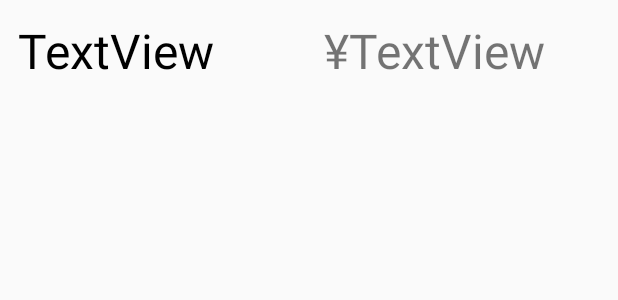
After one commit to okoeee/android-subscription, an Android app: the layout list_item_layout.xml on its own in the app's theme, with its tools: preview values and no code run, on a phone screen of 412 x 824 dp. The commit adds this screen. Shown: the top 300 px of the screen. Run offline under Robolectric (Android 15) with nearby library versions, the phone set to English and light mode, and no system bars.

Commit message:
データ入力からのlistView表示、データの編集まで

```diff
--- a/app/src/main/res/layout/content_main.xml
+++ b/app/src/main/res/layout/content_main.xml
@@ -15,5 +15,6 @@
         app:layout_constraintBottom_toBottomOf="parent"
         app:layout_constraintLeft_toLeftOf="parent"
         app:layout_constraintRight_toRightOf="parent"
-        app:layout_constraintTop_toTopOf="parent" />
+        app:layout_constraintTop_toTopOf="parent"
+        tools:listitem="@layout/list_item_layout" />
 </android.support.constraint.ConstraintLayout>
--- /dev/null
+++ b/app/src/main/res/layout/list_item_layout.xml
@@ -0,0 +1,33 @@
+<?xml version="1.0" encoding="utf-8"?>
+<LinearLayout
+    xmlns:android="http://schemas.android.com/apk/res/android"
+    android:layout_width="match_parent"
+    android:layout_height="match_parent"
+    android:padding="12dp">
+
+    <TextView
+        android:id="@+id/item1"
+        android:layout_width="wrap_content"
+        android:layout_height="wrap_content"
+        android:layout_weight="1"
+        android:text="TextView"
+        android:textColor="@android:color/black"
+        android:textSize="32sp" />
+
+    <TextView
+        android:id="@+id/textView4"
+        android:layout_width="wrap_content"
+        android:layout_height="wrap_content"
+        android:layout_weight="1"
+        android:text="@string/enn"
+        android:textSize="32sp"
+        android:gravity="right"/>
+
+    <TextView
+        android:id="@+id/item2"
+        android:layout_width="wrap_content"
+        android:layout_height="wrap_content"
+        android:layout_weight="1"
+        android:text="TextView"
+        android:textSize="32sp" />
+</LinearLayout>
--- a/app/src/main/res/values/strings.xml
+++ b/app/src/main/res/values/strings.xml
@@ -8,4 +8,5 @@
     <string name="delete_text">削除</string>
     <string name="service_name">サービス名：</string>
     <string name="money">金額：</string>
+    <string name="enn">¥</string>
 </resources>
```
Also changed, not shown: app/src/main/java/com/example/username/myscheduler/MainActivity.kt (+3 -8 lines), app/src/main/java/com/example/username/myscheduler/MySchedulerApplication.kt (+5 -3 lines), app/src/main/java/com/example/username/myscheduler/Schedule.kt (deleted, +0 -13 lines), app/src/main/java/com/example/username/myscheduler/ScheduleAdapter.kt (deleted, +0 -44 lines), app/src/main/java/com/example/username/myscheduler/ScheduleEditActivity.kt (+28 -55 lines), app/src/main/java/com/example/username/myscheduler/SubscriptionAdapter.kt (+10 -3 lines).
